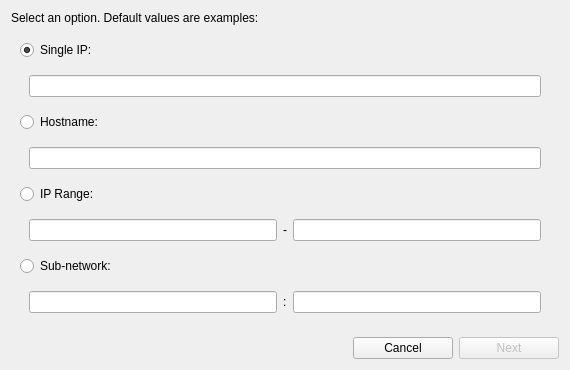
Qt form src/ui/export/addTargetsDialog.ui (andrevmatos/Librix-ThinClient) before a commit.
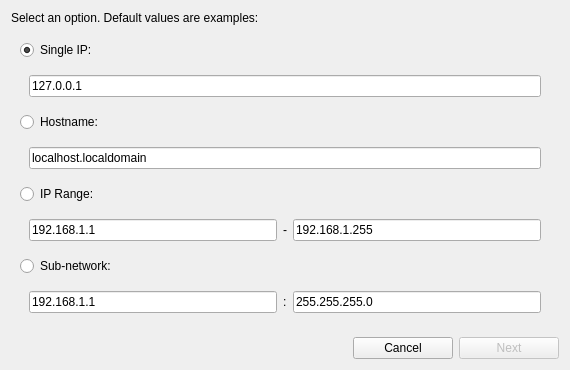
The same form after that commit. Icons and pictures are not drawn.

What changed in the file:
```diff
--- a/src/ui/export/addTargetsDialog.ui
+++ b/src/ui/export/addTargetsDialog.ui
@@ -54,6 +54,9 @@
            <property name="inputMethodHints">
             <set>Qt::ImhNone</set>
            </property>
+           <property name="text">
+            <string>127.0.0.1</string>
+           </property>
           </widget>
          </item>
         </layout>
@@ -74,6 +77,9 @@
            <property name="inputMethodHints">
             <set>Qt::ImhUrlCharactersOnly</set>
            </property>
+           <property name="text">
+            <string>localhost.localdomain</string>
+           </property>
           </widget>
          </item>
         </layout>
@@ -90,7 +96,11 @@
        <widget class="QWidget" name="rangeWidget" native="true">
         <layout class="QHBoxLayout" name="horizontalLayout_4">
          <item>
-          <widget class="QLineEdit" name="fromIPLine"/>
+          <widget class="QLineEdit" name="fromIPLine">
+           <property name="text">
+            <string>192.168.1.1</string>
+           </property>
+          </widget>
          </item>
          <item>
           <widget class="QLabel" name="separatorLabel">
@@ -100,7 +110,11 @@
           </widget>
          </item>
          <item>
-          <widget class="QLineEdit" name="toIPLine"/>
+          <widget class="QLineEdit" name="toIPLine">
+           <property name="text">
+            <string>192.168.1.255</string>
+           </property>
+          </widget>
          </item>
         </layout>
        </widget>
@@ -116,7 +130,11 @@
        <widget class="QWidget" name="subnetWidget" native="true">
         <layout class="QHBoxLayout" name="horizontalLayout_5">
          <item>
-          <widget class="QLineEdit" name="IPLine"/>
+          <widget class="QLineEdit" name="IPLine">
+           <property name="text">
+            <string>192.168.1.1</string>
+           </property>
+          </widget>
          </item>
          <item>
           <widget class="QLabel" name="twodotsLabel">
@@ -126,7 +144,11 @@
           </widget>
          </item>
          <item>
-          <widget class="QLineEdit" name="netmaskLine"/>
+          <widget class="QLineEdit" name="netmaskLine">
+           <property name="text">
+            <string>255.255.255.0</string>
+           </property>
+          </widget>
          </item>
         </layout>
        </widget>
```
Left out of the diff: 3 changed lines with no effect on the pictures.
